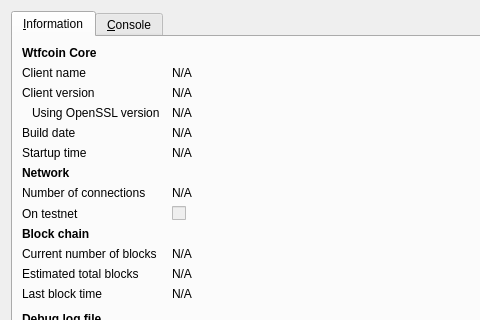
This is src/qt/forms/rpcconsole.ui in ahcl7/abccoin as Qt 5 draws it before an edit; both pictures show x 0 to 480 and y 0 to 320 of the 740 by 450 pixel window. The edited form follows.
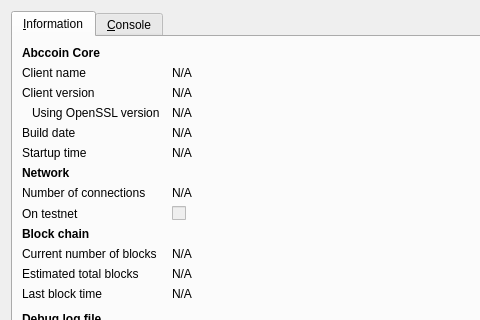
This is the edited form. Icons and pictures are not drawn.

Commit message: change name wtfcoin->abccoin

Diff of the .ui file:
```diff
--- a/src/qt/forms/rpcconsole.ui
+++ b/src/qt/forms/rpcconsole.ui
@@ -36,7 +36,7 @@
           </font>
          </property>
          <property name="text">
-          <string>Wtfcoin Core</string>
+          <string>Abccoin Core</string>
          </property>
         </widget>
        </item>
```
Left out of the diff: 6 changed lines with no effect on the pictures. The commit also changes 117 other files.
